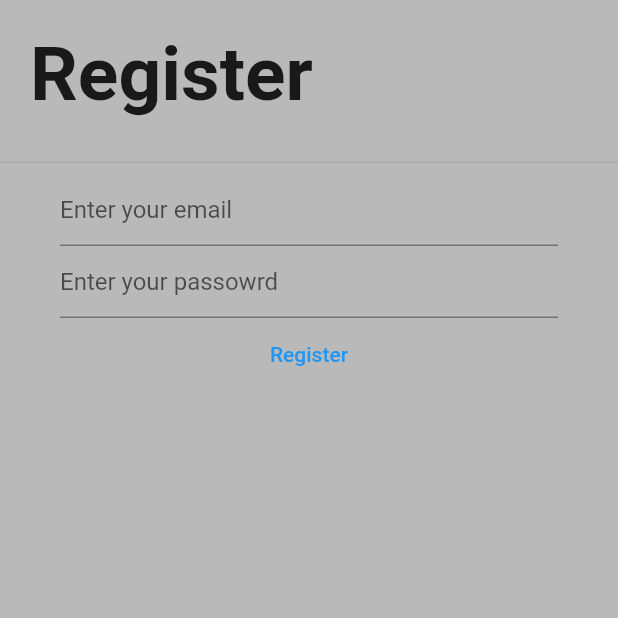
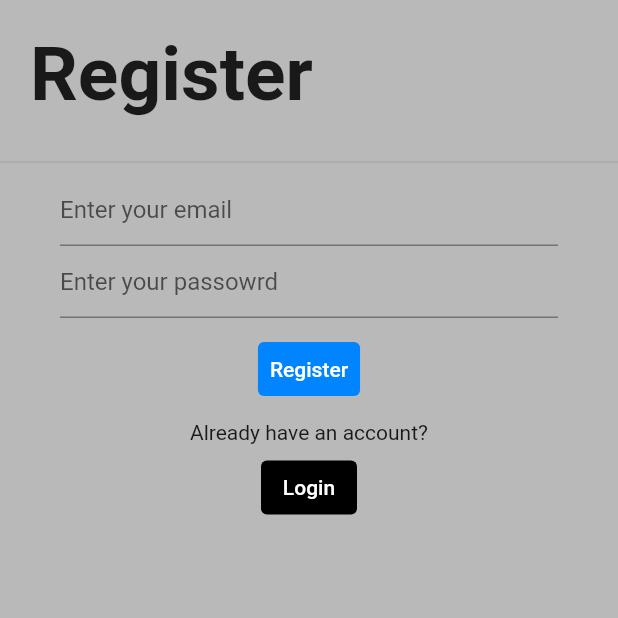
Before and after one commit to kvu-kuruppu/my_notes, a Flutter app: the RegisterView screen opened by its route, on a phone screen of 412 x 824 dp, the top half of it. Run offline on Flutter 3.47's test engine with Material 2 defaults, Android fonts, the phone set to English and light mode, and no system bars; our stand-ins replace firebase_auth, firebase_core; accounts and stored records are empty; network calls fail.

Commit message:
Login and register view routes

```diff
--- a/lib/views/register_view.dart
+++ b/lib/views/register_view.dart
@@ -82,7 +82,14 @@ class _RegisterViewState extends State<RegisterView> {
                             enableSuggestions: false,
                             autocorrect: false,
                           ),
+                          const SizedBox(
+                            height: 10,
+                          ),
                           TextButton(
+                              style: TextButton.styleFrom(
+                                backgroundColor:
+                                    const Color.fromARGB(255, 0, 132, 255),
+                              ),
                               onPressed: () async {
                                 final email = _email.text;
                                 final password = _password.text;
@@ -103,7 +110,28 @@ class _RegisterViewState extends State<RegisterView> {
                                   }
                                 }
                               },
-                              child: Text('Register'))
+                              child: Text(
+                                'Register',
+                                style: TextStyle(color: Colors.white),
+                              )),
+                          const SizedBox(
+                            height: 10,
+                          ),
+                          const Text('Already have an account?'),
+                          const SizedBox(
+                            height: 5,
+                          ),
+                          TextButton(
+                              style: TextButton.styleFrom(
+                                  backgroundColor: Colors.black),
+                              onPressed: () {
+                                Navigator.of(context).pushNamedAndRemoveUntil(
+                                    '/login', (route) => false);
+                              },
+                              child: const Text(
+                                'Login',
+                                style: TextStyle(color: Colors.white),
+                              ))
                         ],
                       ),
                     )
```
Also changed, not shown: lib/views/home_view.dart (+16 -34 lines), lib/views/login_view.dart (+39 -10 lines), lib/views/verify_email_view.dart (added, +34 -0 lines).
